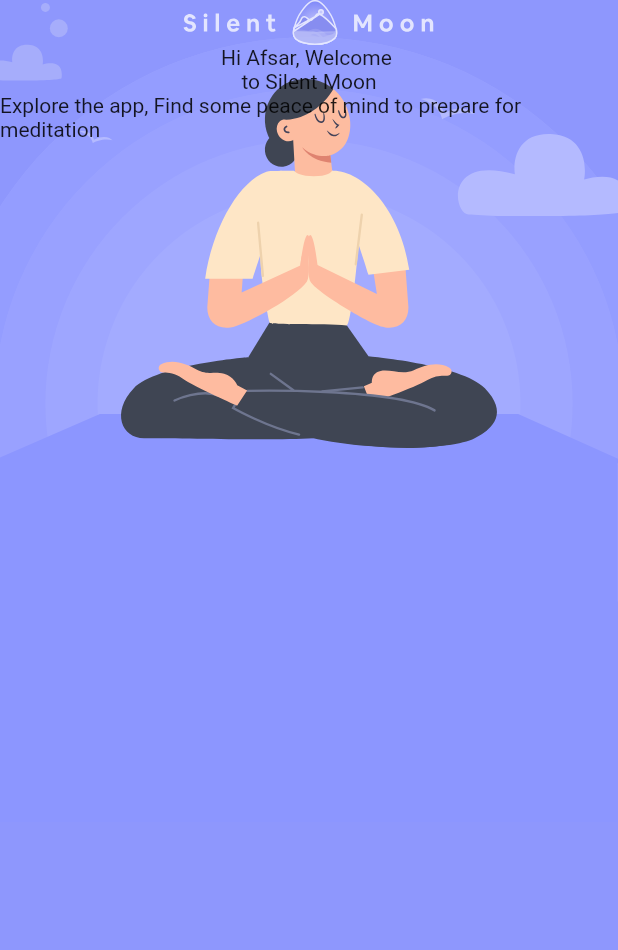
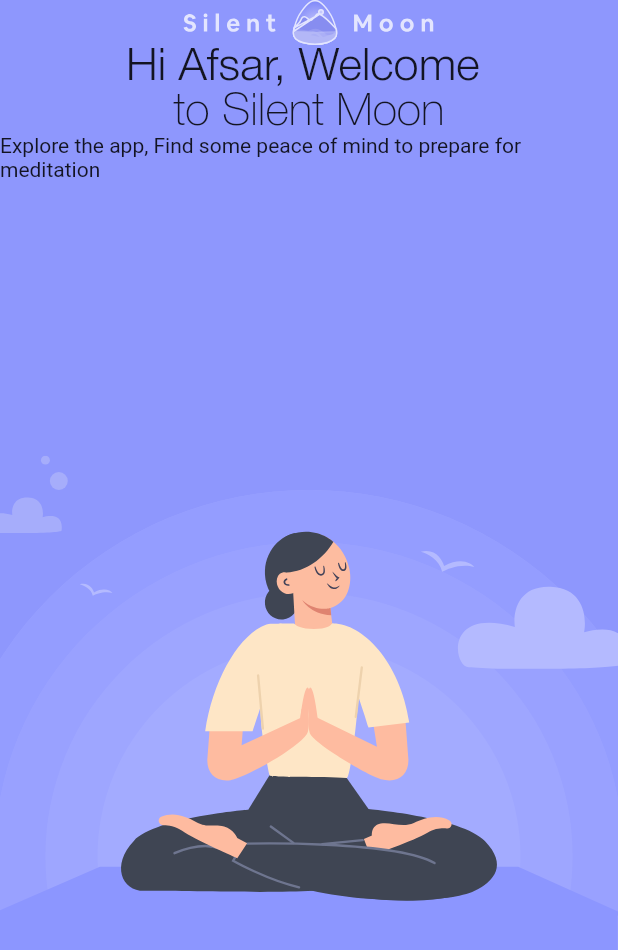
Before and after one commit to VietNguyenLD/flutterApp, a Flutter app: the screen it shows after launch, on a phone screen of 412 x 824 dp. Shown: the top 950 px of the screen. Run offline on Flutter 3.47's test engine with Material 2 defaults, Android fonts, the phone set to English and light mode, and no system bars; our stand-ins replace flutter_svg.

Commit message:
add font

```diff
--- a/lib/pages/home_page.dart
+++ b/lib/pages/home_page.dart
@@ -12,24 +12,63 @@ class HomePgae extends StatefulWidget {
 class _HomePgaeState extends State<HomePgae> {
   @override
   Widget build(BuildContext context) {
+    final orientation = MediaQuery.of(context).orientation;
+
     return Scaffold(
       backgroundColor: kColorPrimary,
       body: SafeArea(
-        child: Stack(
-          children: [
-            SvgPicture.asset('assets/images/bg_get_started.svg'),
-            Column(
-              children: [
-                SvgPicture.asset('assets/images/ic_logo.svg'),
-                const Text('Hi Afsar, Welcome '),
-                const Text('to Silent Moon'),
-                const Text(
-                    'Explore the app, Find some peace of mind to prepare for meditation'),
-              ],
-            ),
-          ],
-        ),
+        child: orientation == Orientation.portrait
+            ? Stack(
+                children: const [
+                  GetStartedBackground(),
+                  GetStartHeader(),
+                ],
+              )
+            : Row(
+                children: const [
+                  Expanded(child: GetStartedBackground()),
+                  Expanded(child: GetStartHeader()),
+                ],
+              ),
       ),
     );
   }
 }
+
+class GetStartedBackground extends StatelessWidget {
+  const GetStartedBackground({
+    super.key,
+  });
+
+  @override
+  Widget build(BuildContext context) {
+    return Align(
+        alignment: Alignment.bottomCenter,
+        child: FractionallySizedBox(
+            heightFactor: 0.6,
+            widthFactor: 1,
+            child: FittedBox(
+                fit: BoxFit.cover,
+                child: SvgPicture.asset('assets/images/bg_get_started.svg'))));
+  }
+}
+
+class GetStartHeader extends StatelessWidget {
+  const GetStartHeader({super.key});
+
+  @override
+  Widget build(BuildContext context) {
+    return Column(
+      children: [
+        SvgPicture.asset('assets/images/ic_logo.svg'),
+        Text('Hi Afsar, Welcome ', style: PrimaryFont.medium(30)),
+        Text(
+          'to Silent Moon',
+          style: PrimaryFont.thin(30),
+        ),
+        const Text(
+            'Explore the app, Find some peace of mind to prepare for meditation'),
+      ],
+    );
+  }
+}
--- a/lib/utils/theme.dart
+++ b/lib/utils/theme.dart
@@ -1,3 +1,19 @@
 import 'package:flutter/material.dart';
 
 const kColorPrimary = Color(0xFF8E97FD);
+
+class PrimaryFont {
+  static TextStyle medium(double size) {
+    return TextStyle(
+        fontFamily: 'HelveticaNeue',
+        fontSize: size,
+        fontWeight: FontWeight.w500);
+  }
+
+  static TextStyle thin(double size) {
+    return TextStyle(
+        fontFamily: 'HelveticaNeue',
+        fontSize: size,
+        fontWeight: FontWeight.w100);
+  }
+}
```
Also changed, not shown: pubspec.yaml (+13 -11 lines).
